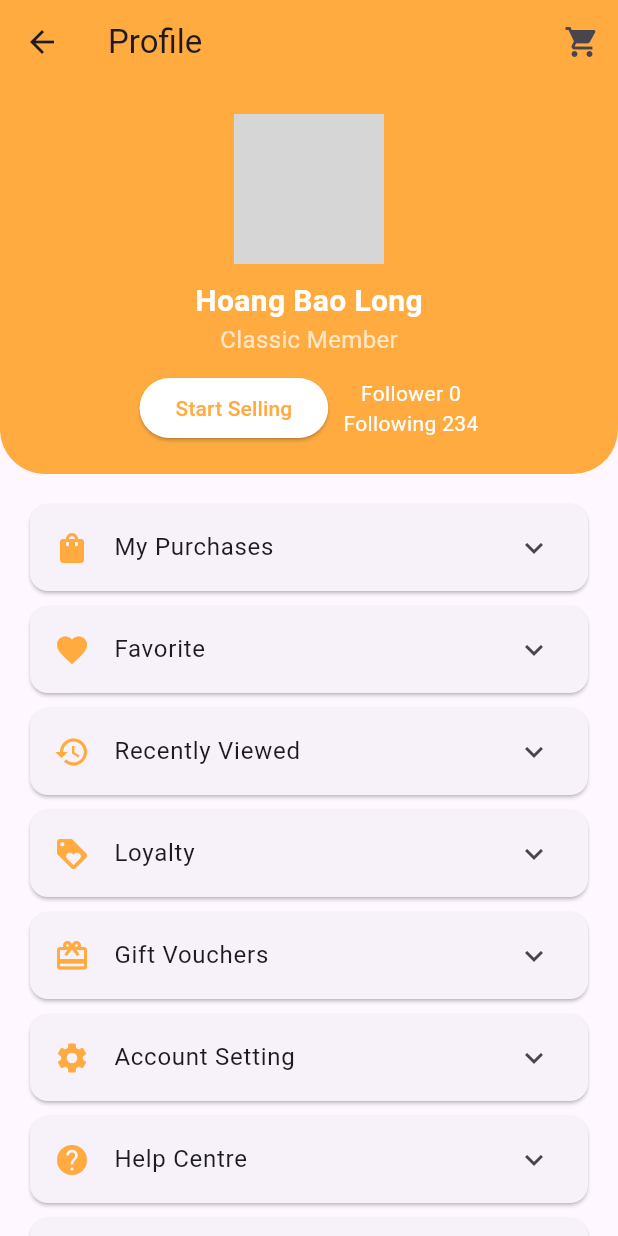
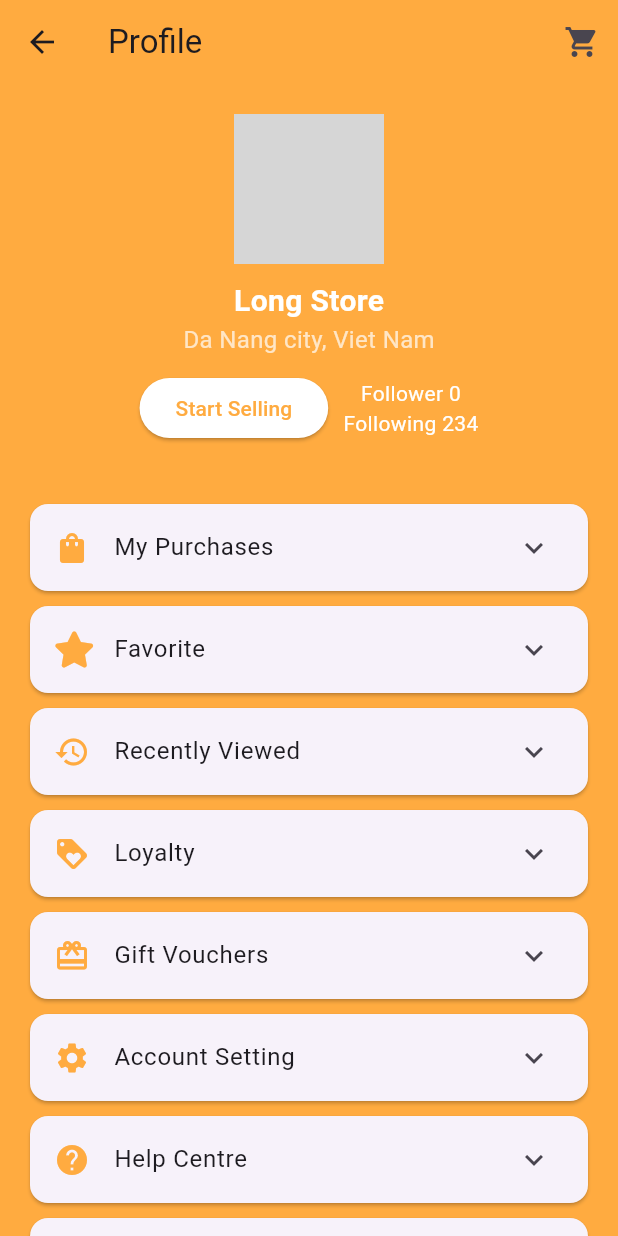
Before and after one commit to 106210049/CK-a-n-n-t-ng, a Flutter app: the ProfileScreen screen opened by its route, on a phone screen of 412 x 824 dp. Run offline on Flutter 3.47's test engine with Material 3 defaults, Android fonts, the phone set to English and light mode, and no system bars; our stand-ins replace flutter_rating_bar, font_awesome_flutter, get, persistent_bottom_nav_bar, tab_indicator_styler; grey boxes are pictures that could not be loaded.

Commit message:
add in4 profile

```diff
--- a/lib/app/config/routes/app_routes.dart
+++ b/lib/app/config/routes/app_routes.dart
@@ -4,6 +4,7 @@ part of 'app_pages.dart';
 class Routes {
   static const dashboard = _Paths.dashboard;
   static const product = _Paths.product;
+  static const profile = _Paths.profile;
 }
 
 /// contains a list of route names.
--- a/lib/app/features/profile/views/screen/profile_screen.dart
+++ b/lib/app/features/profile/views/screen/profile_screen.dart
@@ -3,17 +3,24 @@ library profile;
 import 'package:flutter/material.dart';
 import 'package:font_awesome_flutter/font_awesome_flutter.dart';
 import 'package:get/get.dart';
+import 'package:market/app/utils/services/rest_api_services.dart';
 import 'package:market/app/features/dashboard/explore/views/screens/explore_screen.dart';
 import 'package:persistent_bottom_nav_bar/persistent_bottom_nav_bar.dart';
+
+import '../../../dashboard/index/views/screens/dashboard_screen.dart';
 // binding
 part '../../bindings/profile_binding.dart';
 part '../../controllers/profile_controller.dart';
+class ProfileScreen extends StatelessWidget {
+  final UserService userService = UserService(); // Khởi tạo UserService
 
-class ProfileScreen extends StatelessWidget {
   @override
   Widget build(BuildContext context) {
+    // Lấy thông tin người dùng (ví dụ: ID = "fwg123")
+    final user = userService.getUserByID("12345");
+
     return Scaffold(
-      backgroundColor: Colors.orangeAccent[600], // Màu nền phần trên
+      backgroundColor: Colors.orangeAccent,
       appBar: AppBar(
         backgroundColor: Colors.orangeAccent,
         elevation: 0,
@@ -43,12 +50,11 @@ class ProfileScreen extends StatelessWidget {
               children: [
                 CircleAvatar(
                   radius: 50,
-                  backgroundImage: NetworkImage(
-                      'https://via.placeholder.com/150'), // URL ảnh đại diện
+                  backgroundImage: user.profilImage, // Hiển thị ảnh đại diện
                 ),
                 SizedBox(height: 10),
                 Text(
-                  "Hoang Bao Long",
+                  user.name, // Hiển thị tên người dùng
                   style: TextStyle(
                     fontSize: 20,
                     fontWeight: FontWeight.bold,
@@ -56,7 +62,7 @@ class ProfileScreen extends StatelessWidget {
                   ),
                 ),
                 Text(
-                  "Classic Member",
+                  "${user.city}, ${user.country}", // Hiển thị thành phố và quốc gia
                   style: TextStyle(
                     fontSize: 16,
                     color: Colors.white70,
@@ -69,6 +75,7 @@ class ProfileScreen extends StatelessWidget {
                     ElevatedButton(
                       onPressed: () {
                         // Xử lý nút Start Selling
+
                       },
                       style: ElevatedButton.styleFrom(
                         backgroundColor: Colors.white,
@@ -111,7 +118,7 @@ class ProfileScreen extends StatelessWidget {
                   subItems: ["To Pay", "To Ship", "To Receive"],
                 ),
                 _buildCategory(context,
-                    icon: Icons.favorite, title: "Favorite", subItems: []),
+                    icon: FontAwesomeIcons.solidStar, title: "Favorite", subItems: []),
                 _buildCategory(context,
                     icon: Icons.history, title: "Recently Viewed", subItems: []),
                 _buildCategory(context,
@@ -125,7 +132,7 @@ class ProfileScreen extends StatelessWidget {
                 _buildCategory(context,
                     icon: Icons.help, title: "Help Centre", subItems: []),
                 _buildCategory(context,
-                    icon: Icons.chat, title: "Chat with Shopee", subItems: []),
+                    icon: FontAwesomeIcons.solidCommentAlt, title: "Chat with Shop", subItems: []),
               ],
             ),
           ),
--- a/lib/app/utils/services/src/user_service.dart
+++ b/lib/app/utils/services/src/user_service.dart
@@ -14,7 +14,11 @@ class UserService extends RestApiServices {
   User getUserByID(String id) {
     if (_userA.id == id) {
       return _userA;
-    } else {
+    }
+    if(_userC.id == id){
+      return _userC;
+    }
+    else {
       return _userB;
     }
   }
@@ -34,4 +38,13 @@ class UserService extends RestApiServices {
     country: "USA",
     city: "New York",
   );
+
+  final _userC = User(
+    id: "12345",
+    profilImage: AssetImage(ImageRasterPath.market2),
+    name: "Long Store",
+    country: "Viet Nam",
+    city: "Da Nang city",
+  );
+
 }
```
